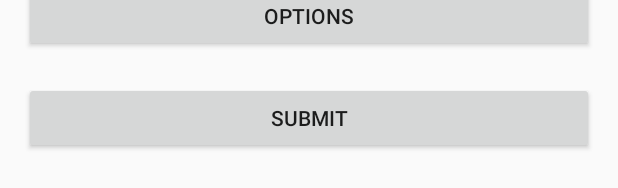
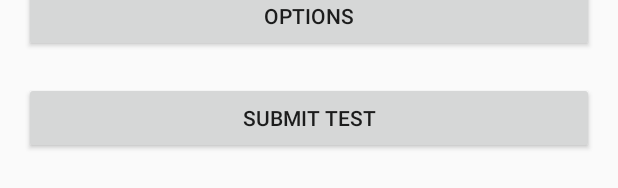
Before and after one commit to hemantmenon/UBN, an Android app: the layout bus_layout.xml on its own in the app's theme, with its tools: preview values and no code run, on a phone screen of 412 x 824 dp. Shown: the part 719-907 px from the top of the screen. Run offline under Robolectric (Android 15) with nearby library versions, the phone set to English and light mode, and no system bars.

Commit message:
Add files via upload

```diff
--- a/app/src/main/res/layout/bus_layout.xml
+++ b/app/src/main/res/layout/bus_layout.xml
@@ -67,7 +67,7 @@
         android:id="@+id/route_start"
         android:layout_gravity="center_horizontal"
         android:layout_height="wrap_content"
-        android:text="SUBMIT"/>
+        android:text="SUBMIT TEST"/>
 
     </LinearLayout>
 </android.support.v4.widget.NestedScrollView>
```
